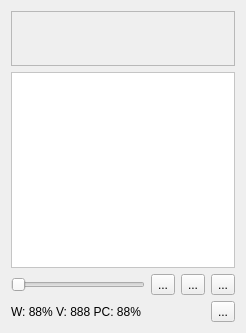
Before: the Qt Designer form krita/plugins/extensions/painterlyframework/kis_painterlymixer.ui in KDE/krita, drawn with Qt 5.
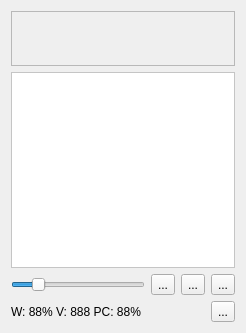
After: the same form once the commit is applied. Custom widgets are drawn as their Qt base class.

Commit message: Set radius slider to a default of 5

The edit to the form file:
```diff
--- a/krita/plugins/extensions/painterlyframework/kis_painterlymixer.ui
+++ b/krita/plugins/extensions/painterlyframework/kis_painterlymixer.ui
@@ -312,6 +312,9 @@
        <property name="maximum">
         <number>30</number>
        </property>
+       <property name="value">
+        <number>5</number>
+       </property>
        <property name="orientation">
         <enum>Qt::Horizontal</enum>
        </property>
```
